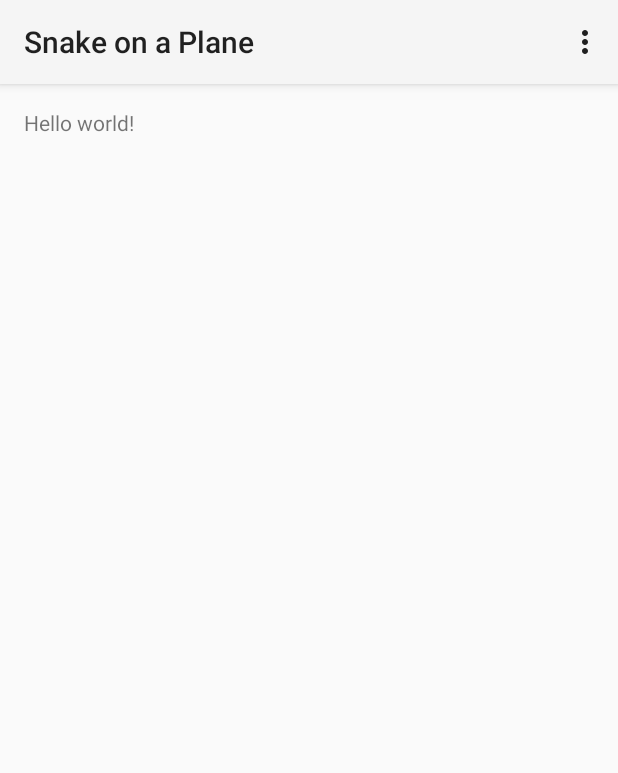
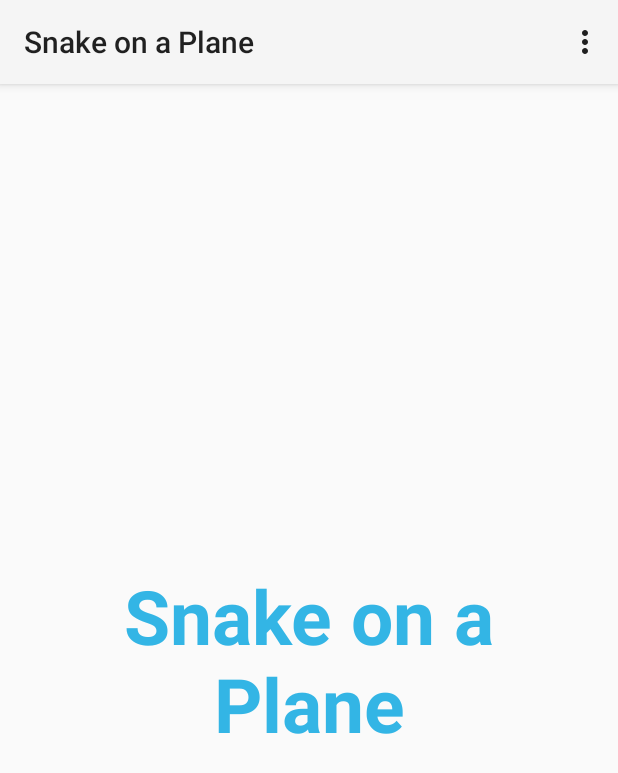
Before and after one commit to johnsmiller/CS175, an Android app: the screen it shows after launch (MainActivity), on a phone screen of 412 x 824 dp. Shown: the top 773 px of the screen. Run offline under Robolectric (Android 15) with nearby library versions, the phone set to English and light mode, and no system bars.

Commit message:
Main Acitivity

```diff
--- a/Assignment 4/SnakeonaPlane/app/src/main/res/layout/activity_main.xml
+++ b/Assignment 4/SnakeonaPlane/app/src/main/res/layout/activity_main.xml
@@ -5,7 +5,9 @@
     android:paddingTop="@dimen/activity_vertical_margin"
     android:paddingBottom="@dimen/activity_vertical_margin" tools:context=".MainActivity">
 
-    <TextView android:text="@string/hello_world" android:layout_width="wrap_content"
-        android:layout_height="wrap_content" />
+    <TextView android:id="@+id/fullscreen_content" android:layout_width="match_parent"
+        android:layout_height="match_parent" android:keepScreenOn="true" android:textColor="#33b5e5"
+        android:textStyle="bold" android:textSize="50sp" android:gravity="center"
+        android:text="Snake on a Plane" />
 
 </RelativeLayout>
```
Also changed, not shown: 1 other file.
